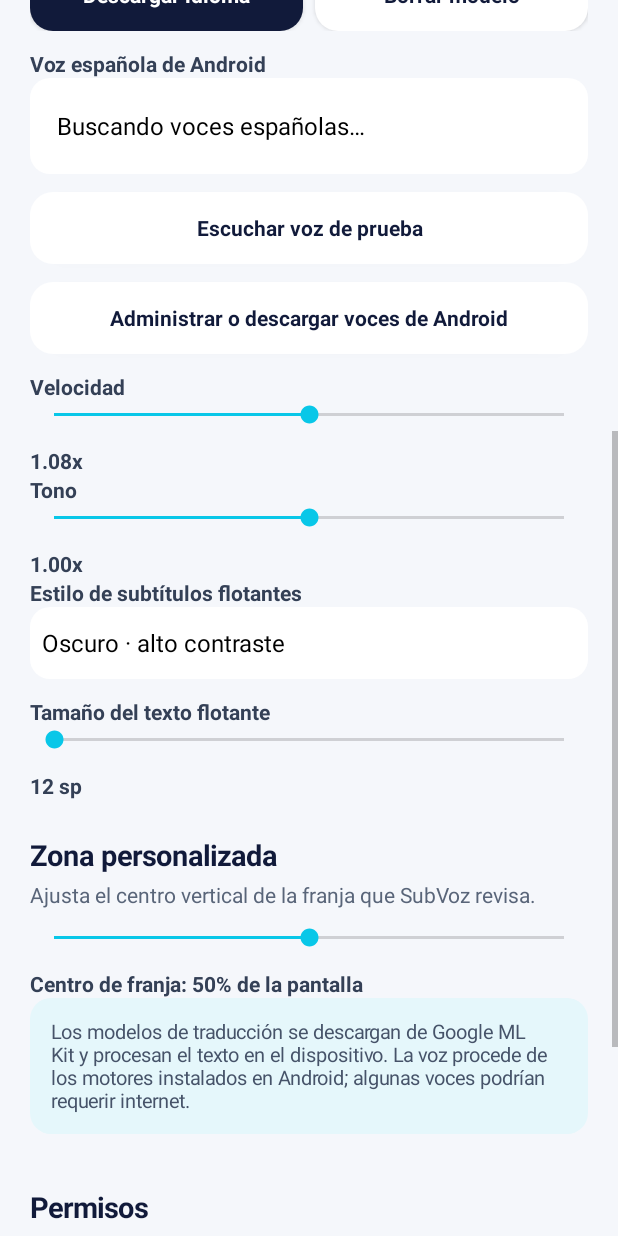
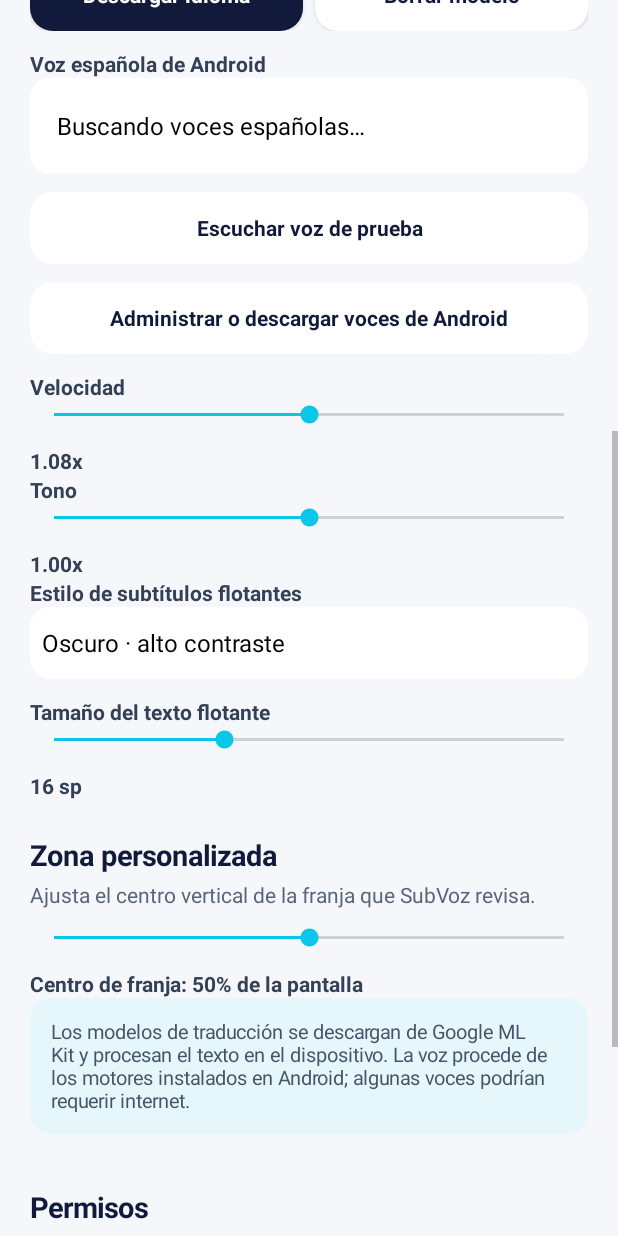
Before and after one commit to buzonrollo-coder/subvoz, an Android app: the screen it shows after launch (MainActivity), scrolled down 576 dp, on a phone screen of 412 x 824 dp. Run offline under Robolectric (Android 15) with nearby library versions, the phone set to English and light mode, and no system bars; libraries missing offline, so code that uses them is left out: com.google.mlkit.common, com.google.mlkit.nl; 3 statements that could not run were skipped.

Commit message:
Update MainActivity.java

```diff
--- a/app/src/main/java/com/neko/subvoz/MainActivity.java
+++ b/app/src/main/java/com/neko/subvoz/MainActivity.java
@@ -52,7 +52,7 @@ public class MainActivity extends Activity {
   pitchSeek=addSeek(root,"Tono",0,100,prefs.getInt("pitch",50),value->{float f=.65f+value/100f*0.7f;pitchValue.setText(String.format(Locale.getDefault(),"%.2fx",f));prefs.edit().putInt("pitch",value).apply();});
   TextView styleLabel=smallLabel("Estilo de subtítulos flotantes");root.addView(styleLabel);
   styleSpinner=new Spinner(this);styleSpinner.setAdapter(new ArrayAdapter<>(this,android.R.layout.simple_spinner_dropdown_item,new String[]{"Oscuro · alto contraste","Claro · fondo blanco","Cian · fondo azul verdoso"}));styleSpinner.setBackground(round(Color.WHITE,13));root.addView(styleSpinner,fieldMargins());styleSpinner.setSelection(prefs.getInt("style",0));styleSpinner.setOnItemSelectedListener(new SimpleSelect(()->prefs.edit().putInt("style",styleSpinner.getSelectedItemPosition()).apply()));
-  sizeSeek=addSeek(root,"Tamaño del texto flotante",12,24,prefs.getInt("textSize",16)-12,value->{sizeValue.setText(value+" sp");prefs.edit().putInt("textSize",value+12).apply();});
+  sizeSeek=addSeek(root,"Tamaño del texto flotante",12,24,prefs.getInt("textSize",16),value->{sizeValue.setText(value+" sp");prefs.edit().putInt("textSize",value).apply();});
   SeekBar position=new SeekBar(this);sectionTitle(root,"Zona personalizada","Ajusta el centro vertical de la franja que SubVoz revisa.");position.setMax(60);position.setProgress(prefs.getInt("zone",30));root.addView(position,fieldMargins());TextView posVal=smallLabel("Centro de franja: "+(20+position.getProgress())+"% de la pantalla");root.addView(posVal);position.setOnSeekBarChangeListener(new SeekBar.OnSeekBarChangeListener(){public void onProgressChanged(SeekBar s,int p,boolean u){posVal.setText("Centro de franja: "+(20+p)+"% de la pantalla");if(u)prefs.edit().putInt("zone",p).apply();}public void onStartTrackingTouch(SeekBar s){}public void onStopTrackingTouch(SeekBar s){}});
   TextView note=new TextView(this);note.setText("Los modelos de traducción se descargan de Google ML Kit y procesan el texto en el dispositivo. La voz procede de los motores instalados en Android; algunas voces podrían requerir internet.");note.setTextColor(Color.rgb(70,83,105));note.setTextSize(13);note.setPadding(dp(14),dp(13),dp(14),dp(13));note.setBackground(round(Color.rgb(229,247,251),14));root.addView(note,fieldMargins());
   sectionTitle(root,"Permisos","Se requieren para capturar la pantalla compartida y mostrar la ventana flotante.");Button permission=button("1   Permitir ventana flotante",false);root.addView(permission,fieldMargins());permission.setOnClickListener(v->startActivity(new Intent(Settings.ACTION_MANAGE_OVERLAY_PERMISSION,Uri.parse("package:"+getPackageName()))));
```
